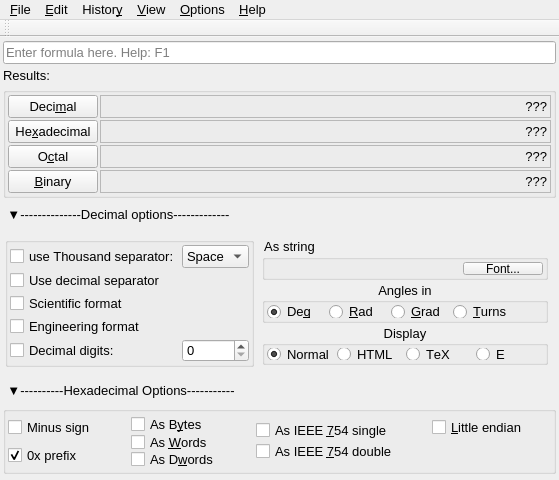
Old version of the form FalconCalcQt/FalconCalcQt.ui in the repository solyoma/FalconCalc.
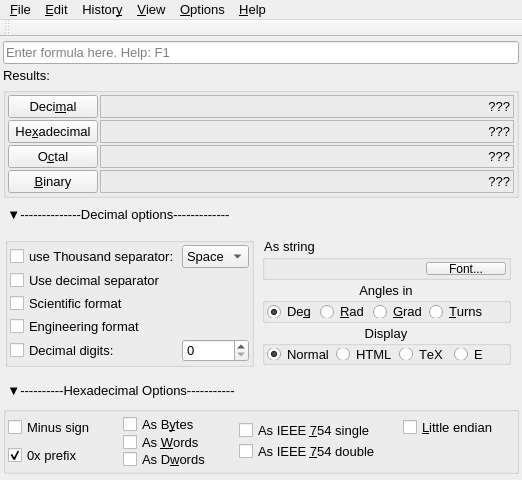
New version of the form. Icons and pictures are not drawn.

What changed in the file:
```diff
--- a/FalconCalcQt/FalconCalcQt.ui
+++ b/FalconCalcQt/FalconCalcQt.ui
@@ -6,19 +6,19 @@
    <rect>
     <x>0</x>
     <y>0</y>
-    <width>559</width>
+    <width>522</width>
     <height>480</height>
    </rect>
   </property>
   <property name="minimumSize">
    <size>
-    <width>559</width>
+    <width>522</width>
     <height>480</height>
    </size>
   </property>
   <property name="maximumSize">
    <size>
-    <width>559</width>
+    <width>522</width>
     <height>480</height>
    </size>
   </property>
@@ -931,7 +931,7 @@
     <rect>
      <x>0</x>
      <y>0</y>
-     <width>559</width>
+     <width>522</width>
      <height>21</height>
     </rect>
    </property>
```
